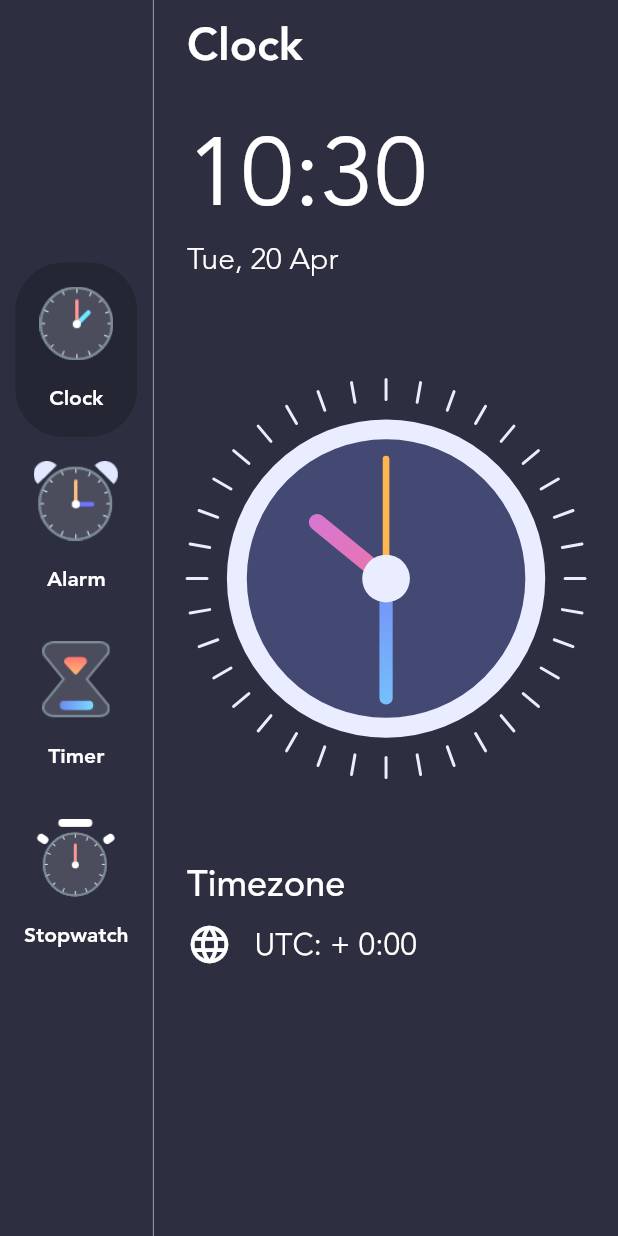
After one commit to arslankaleem7229/simple-clock-flutter, a Flutter app: the screen it shows after launch, on a phone screen of 412 x 824 dp. The commit adds this screen. Run offline on Flutter 3.47's test engine with Material 2 defaults, Android fonts, the light colour scheme and no system bars; our stand-ins replace dotted_border, flutter_local_notifications, sqflite; missing offline and left inert: custom_switch_button; accounts and stored records are empty.

```diff
--- /dev/null
+++ b/lib/screens/clock_screen.dart
@@ -0,0 +1,95 @@
+import 'package:flutter/material.dart';
+import 'package:simple_clock_flutter/constants/text_widget.dart';
+import 'package:simple_clock_flutter/models/clock_view.dart';
+
+double width;
+double height;
+
+class ClockScreen extends StatefulWidget {
+  final DateTime dateTime;
+  final String formattedTime;
+  final String formattedDate;
+  final String timeZone;
+  final String timeZoneSign;
+  ClockScreen({
+    @required this.dateTime,
+    @required this.formattedTime,
+    @required this.formattedDate,
+    @required this.timeZone,
+    @required this.timeZoneSign,
+  });
+
+  @override
+  _ClockScreenState createState() => _ClockScreenState();
+}
+
+class _ClockScreenState extends State<ClockScreen> {
+  @override
+  Widget build(BuildContext context) {
+    width = MediaQuery.of(context).size.width;
+    height = MediaQuery.of(context).size.height;
+    return Container(
+      padding: EdgeInsets.only(left: 22, right: 22, top: 10),
+      child: Column(
+        crossAxisAlignment: CrossAxisAlignment.start,
+        children: [
+          Flexible(
+              flex: 1,
+              fit: FlexFit.tight,
+              child: kText(
+                  text: "Clock", fontWeight: FontWeight.w700, fontSize: 30)),
+          Flexible(
+            flex: 2,
+            child: Column(
+              crossAxisAlignment: CrossAxisAlignment.start,
+              children: [
+                kText(text: widget.formattedTime, fontSize: 64),
+                kText(
+                    text: widget.formattedDate,
+                    fontSize: 20,
+                    fontWeight: FontWeight.w300)
+              ],
+            ),
+          ),
+          Flexible(
+            flex: 6,
+            fit: FlexFit.tight,
+            child: Align(
+              child: ClockModel(size: width / 1.5),
+              alignment: Alignment.center,
+            ),
+          ),
+          Flexible(
+            flex: 4,
+            fit: FlexFit.tight,
+            child: Column(
+              crossAxisAlignment: CrossAxisAlignment.start,
+              children: [
+                kText(
+                    text: "Timezone",
+                    fontSize: 24,
+                    fontWeight: FontWeight.w500),
+                Padding(
+                  padding: const EdgeInsets.only(top: 8.0),
+                  child: Row(
+                    crossAxisAlignment: CrossAxisAlignment.start,
+                    children: [
+                      Icon(Icons.language, color: Colors.white, size: 30),
+                      SizedBox(width: 15),
+                      Padding(
+                          padding: EdgeInsets.only(top: 2.0),
+                          child: kText(
+                              text:
+                                  "UTC: ${widget.timeZoneSign}${widget.timeZone}",
+                              fontSize: 20)),
+                    ],
+                  ),
+                ),
+              ],
+            ),
+          ),
+        ],
+      ),
+    );
+  }
+}
```
Also changed, not shown: lib/models/alarm_helper.dart (added, +75 -0 lines), lib/screens/alarm_screen.dart (+8 -7 lines), lib/screens/home.dart (+10 -83 lines), 2 other files.
